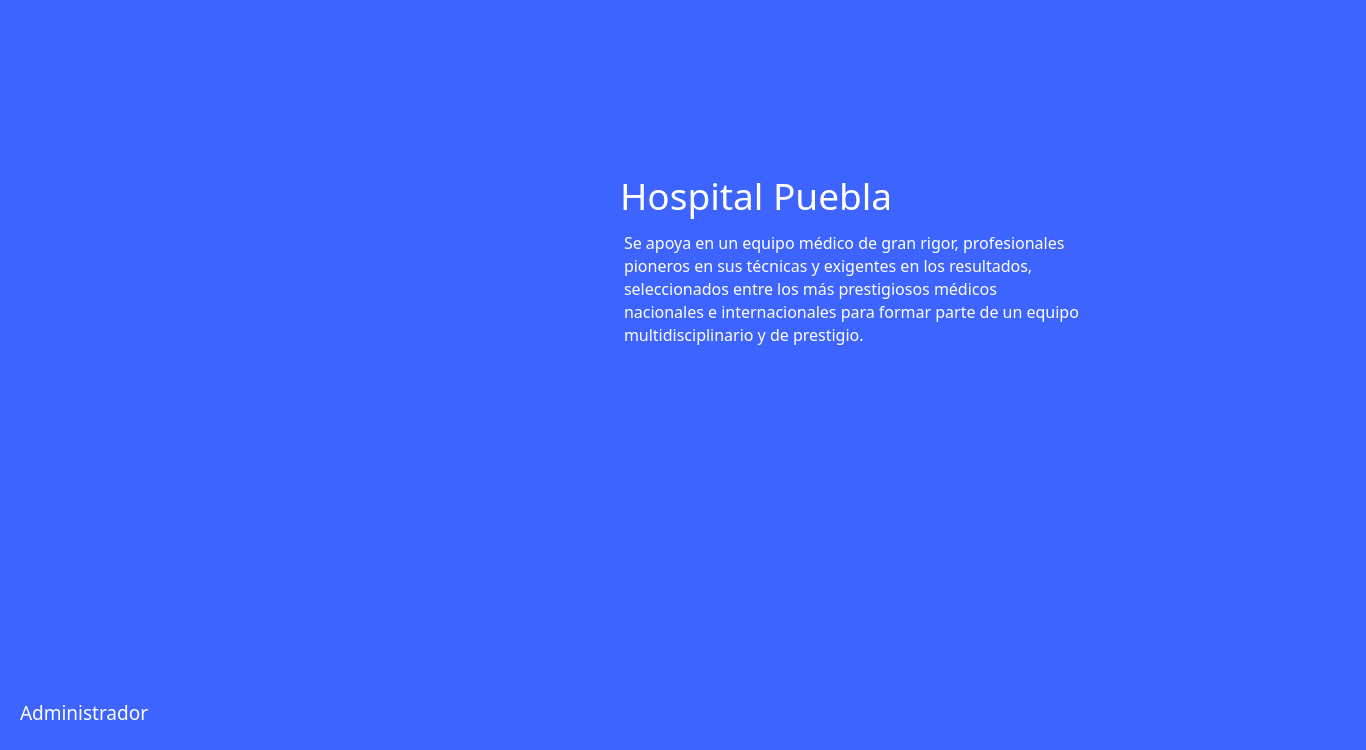
MrDanielG/Hospital-SCRUM, file hospital-Core/Widgets/Administrador/administrador_landpage.ui: the form before one commit.
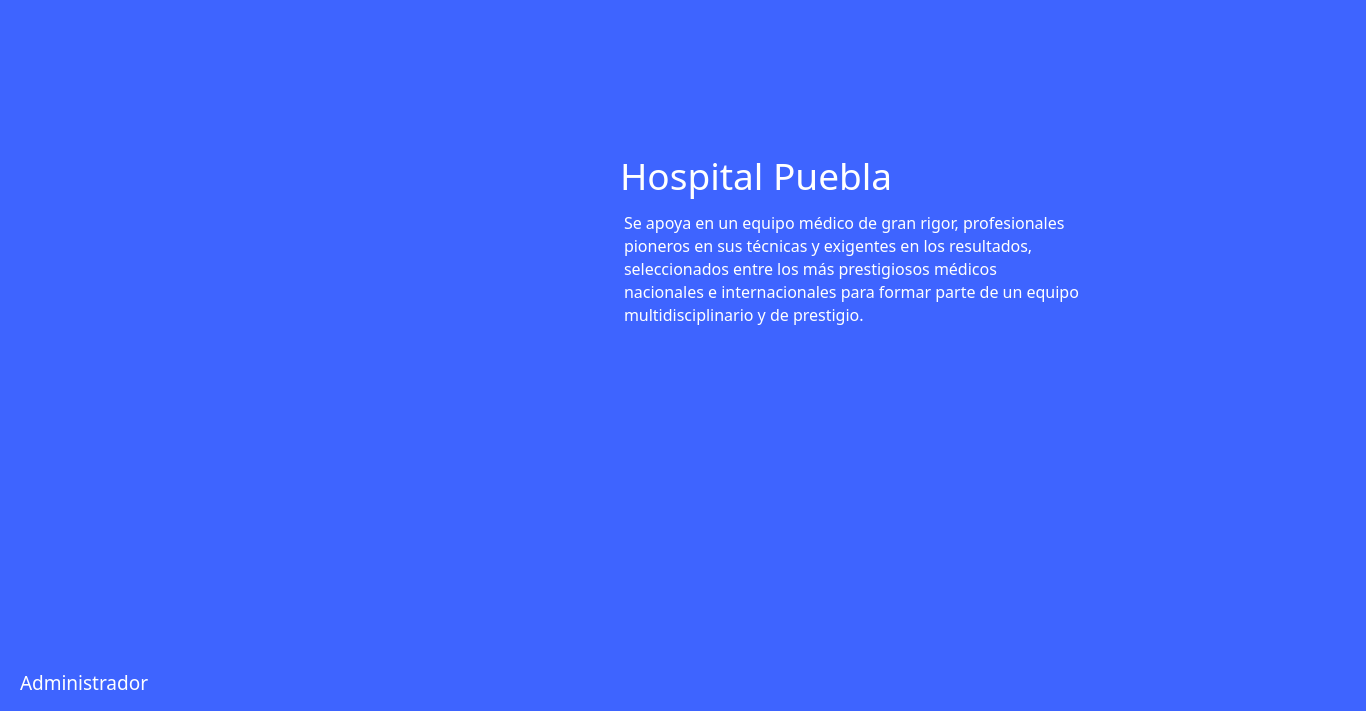
The form after the commit. Icons and pictures are not drawn.

```diff
--- a/hospital-Core/Widgets/Administrador/administrador_landpage.ui
+++ b/hospital-Core/Widgets/Administrador/administrador_landpage.ui
@@ -7,7 +7,7 @@
     <x>0</x>
     <y>0</y>
     <width>1366</width>
-    <height>750</height>
+    <height>711</height>
    </rect>
   </property>
   <property name="windowTitle">
@@ -18,8 +18,8 @@
     <rect>
      <x>0</x>
      <y>0</y>
-     <width>1366</width>
-     <height>750</height>
+     <width>1371</width>
+     <height>741</height>
     </rect>
    </property>
    <property name="styleSheet">
@@ -33,7 +33,7 @@
    <property name="geometry">
     <rect>
      <x>150</x>
-     <y>120</y>
+     <y>100</y>
      <width>386</width>
      <height>425</height>
     </rect>
@@ -52,7 +52,7 @@
    <property name="geometry">
     <rect>
      <x>620</x>
-     <y>170</y>
+     <y>150</y>
      <width>621</width>
      <height>361</height>
     </rect>
@@ -120,7 +120,7 @@
    <property name="geometry">
     <rect>
      <x>20</x>
-     <y>690</y>
+     <y>660</y>
      <width>171</width>
      <height>45</height>
     </rect>
@@ -134,9 +134,7 @@
     </font>
    </property>
    <property name="styleSheet">
-    <string notr="true">border: none;
-background: #3E64FF;
-color: white;</string>
+    <string notr="true">color: white;</string>
    </property>
    <property name="text">
     <string>Administrador</string>
```
